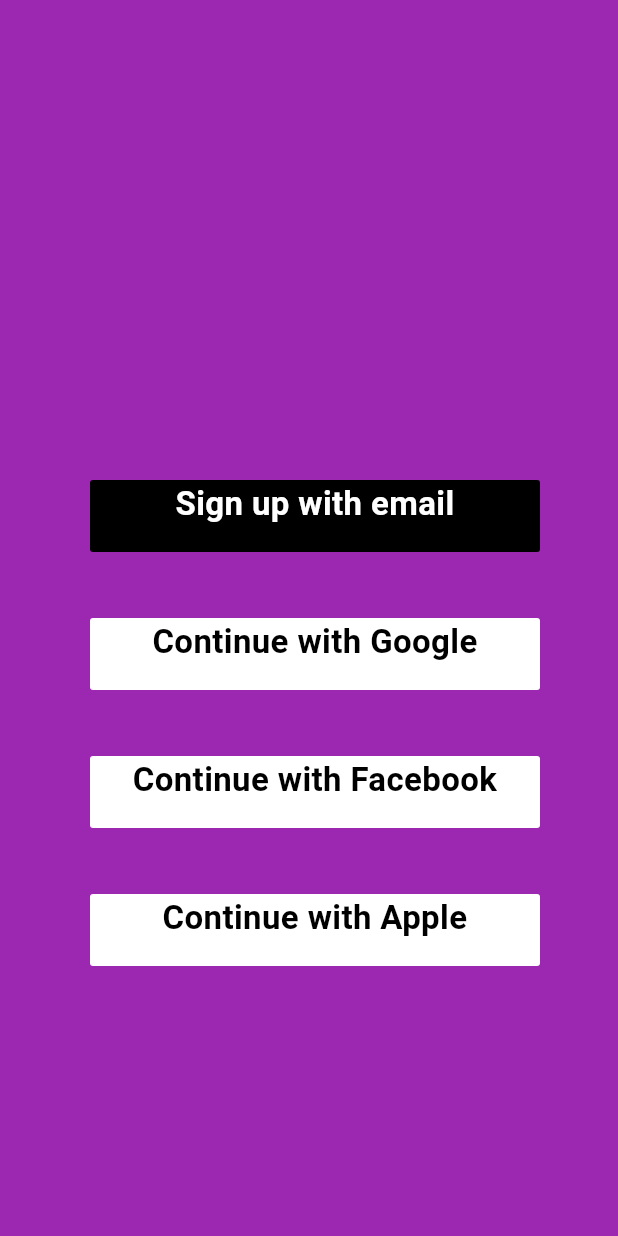
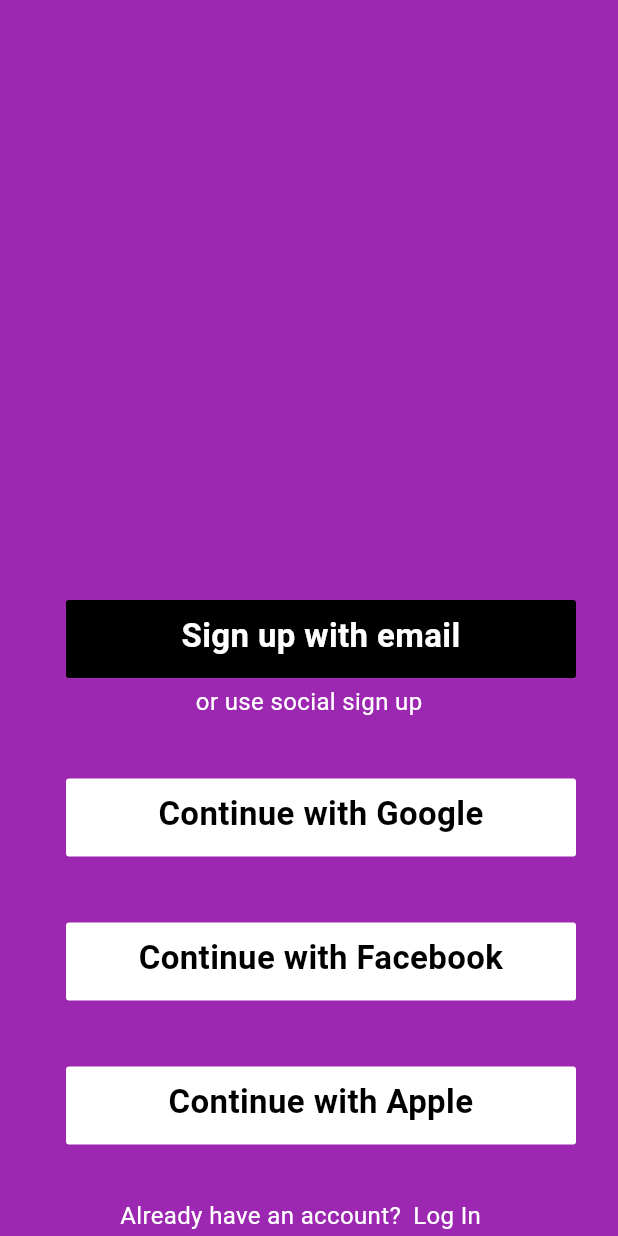
Before and after one commit to TechTrooper448482/Internship-Tasks, a Flutter app: the screen it shows after launch, on a phone screen of 412 x 824 dp. Run offline on Flutter 3.47's test engine with Material 3 defaults, Android fonts, the phone set to English and light mode, and no system bars.

Commit message:
work on alignment

```diff
--- a/Task 1/healthy_bites/lib/components/rectangle_button.dart
+++ b/Task 1/healthy_bites/lib/components/rectangle_button.dart
@@ -8,12 +8,14 @@
   @override
   Widget build(BuildContext context) {
     return Container(
-      height: 48,
-      width: 300,
+      height: 52,
+      width: 340,
       decoration: BoxDecoration(
         borderRadius: BorderRadius.circular(2),
         color: Colors.black,
       ),
+      child: Padding(
+        padding: const EdgeInsets.all(8.0),
         child: Text(
           text,
           textAlign: TextAlign.center,
@@ -23,6 +25,7 @@
             color: Colors.white,
           ),
         ),
+      ),
     );
   }
 }
--- a/Task 1/healthy_bites/lib/components/rectangle_button2.dart
+++ b/Task 1/healthy_bites/lib/components/rectangle_button2.dart
@@ -8,12 +8,14 @@
   @override
   Widget build(BuildContext context) {
     return Container(
-      height: 48,
-      width: 300,
+      height: 52,
+      width: 340,
       decoration: BoxDecoration(
         borderRadius: BorderRadius.circular(2),
         color: Colors.white,
       ),
+      child: Padding(
+        padding: const EdgeInsets.all(8.0),
         child: Text(
           text,
           textAlign: TextAlign.center,
@@ -23,6 +25,7 @@
             color: Colors.black,
           ),
         ),
+      ),
     );
   }
 }
--- a/Task 1/healthy_bites/lib/login_screen.dart
+++ b/Task 1/healthy_bites/lib/login_screen.dart
@@ -12,20 +12,58 @@
       body: Column(
         children: [
           Padding(
-            padding: const EdgeInsets.fromLTRB(60, 320, 4, 4),
+            padding: const EdgeInsets.fromLTRB(20, 400, 4, 4),
             child: RectangleButton(text: "Sign up with email"),
           ),
+          const Center(
+            child: Text(
+              "or use social sign up",
+              style: TextStyle(
+                color: Colors.white,
+                fontSize: 16,
+              ),
+            ),
+          ),
           Padding(
-            padding: const EdgeInsets.fromLTRB(60, 40, 4, 4),
+            padding: const EdgeInsets.fromLTRB(20, 40, 4, 4),
             child: RectangleButton2(text: "Continue with Google"),
           ),
           Padding(
-            padding: const EdgeInsets.fromLTRB(60, 40, 4, 4),
+            padding: const EdgeInsets.fromLTRB(20, 40, 4, 4),
             child: RectangleButton2(text: "Continue with Facebook"),
           ),
           Padding(
-            padding: const EdgeInsets.fromLTRB(60, 40, 4, 4),
+            padding: const EdgeInsets.fromLTRB(20, 40, 4, 4),
             child: RectangleButton2(text: "Continue with Apple"),
+          ),
+          Row(
+            children: [
+              const Padding(
+                padding: EdgeInsets.fromLTRB(80, 32, 0, 4),
+                child: Text(
+                  "Already have an account?",
+                  style: TextStyle(
+                    color: Colors.white,
+                    fontSize: 16,
+                  ),
+                ),
+              ),
+              Padding(
+                padding: const EdgeInsets.fromLTRB(8, 32, 4, 4),
+                child: InkWell(
+                  onTap: () {
+                    Navigator.pushNamed(context, '/step1');
+                  },
+                  child: const Text(
+                    "Log In",
+                    style: TextStyle(
+                      color: Colors.white,
+                      fontSize: 16,
+                    ),
+                  ),
+                ),
+              )
+            ],
           ),
         ],
       ),
--- a/Task 1/healthy_bites/lib/main.dart
+++ b/Task 1/healthy_bites/lib/main.dart
@@ -1,5 +1,6 @@
 import 'package:flutter/material.dart';
 import 'package:healthy_bites/login_screen.dart';
+import 'package:healthy_bites/step_1.dart';
 
 void main() {
   runApp(const MyApp());
@@ -16,6 +17,7 @@
       color: Colors.purple,
       routes: {
         '/': (context) => const LoginScreen(),
+        '/step1': (context) => const Step1(),
       },
     );
   }
--- /dev/null
+++ b/Task 1/healthy_bites/lib/step_1.dart
@@ -0,0 +1,30 @@
+import 'package:flutter/material.dart';
+
+class Step1 extends StatelessWidget {
+  const Step1({super.key});
+
+  @override
+  Widget build(BuildContext context) {
+    return const Scaffold(
+      body: Column(
+        children: [
+          Padding(
+            padding: EdgeInsets.all(8.0),
+            child: Row(
+              children: [
+                CircleAvatar(
+                  // foregroundColor: Colors.black,
+                  backgroundColor: Colors.white,
+                  radius: 40,
+                  child: Text(
+                    "1",
+                  ),
+                )
+              ],
+            ),
+          )
+        ],
+      ),
+    );
+  }
+}
```
Lines whose indentation alone changed are shown as unchanged.
